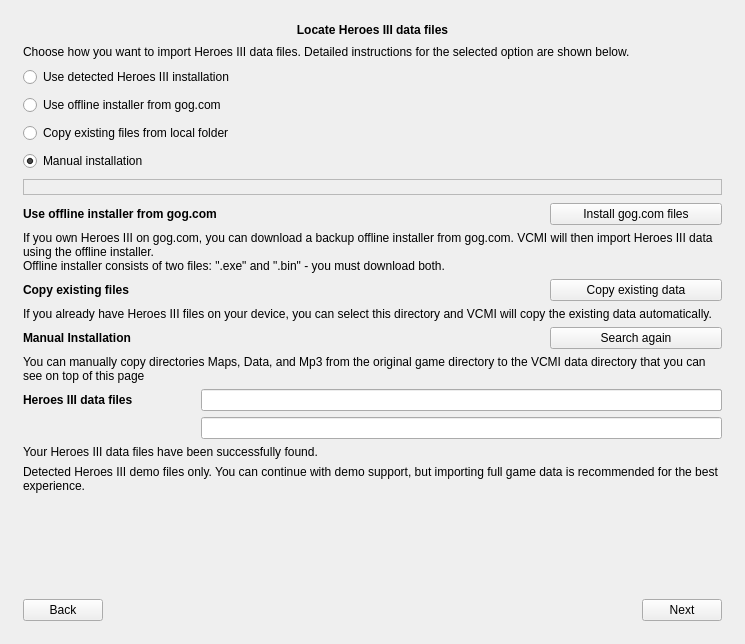
Old version of the form launcher/firstLaunch/firstlaunch_moc.ui in the repository GeorgeK1ng/vcmi.
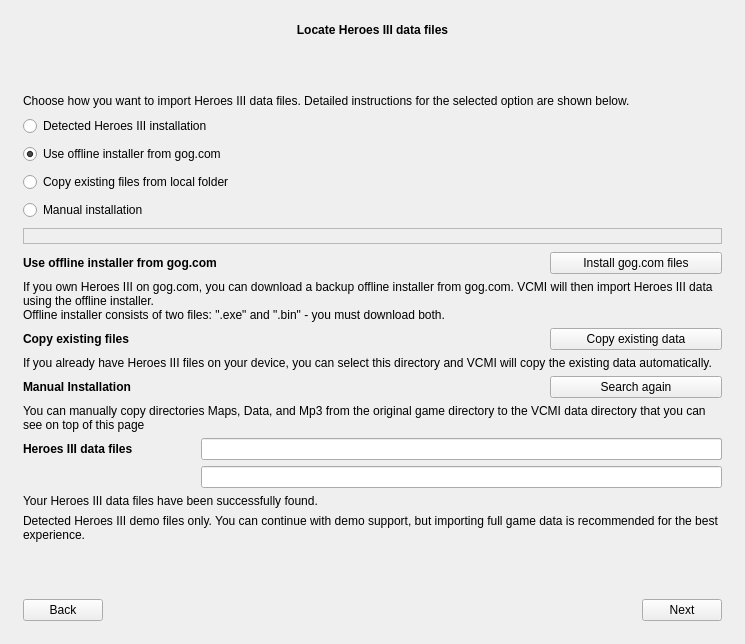
New version of the form. The open tabs and pages were chosen to show the change. Icons and pictures are not drawn.

Commit message: Adjust first-launch data UI defaults and spacing

```diff
--- a/launcher/firstLaunch/firstlaunch_moc.ui
+++ b/launcher/firstLaunch/firstlaunch_moc.ui
@@ -164,6 +164,19 @@
          </property>
         </widget>
        </item>
+       <item>
+        <spacer name="verticalSpacer">
+         <property name="orientation">
+          <enum>Qt::Orientation::Vertical</enum>
+         </property>
+         <property name="sizeHint" stdset="0">
+          <size>
+           <width>20</width>
+           <height>40</height>
+          </size>
+         </property>
+        </spacer>
+       </item>
        <item>
         <widget class="QLabel" name="labelDataIntro">
          <property name="text">
@@ -180,7 +193,7 @@
           <bool>false</bool>
          </property>
          <property name="text">
-          <string>Use detected Heroes III installation</string>
+          <string>Detected Heroes III installation</string>
          </property>
         </widget>
        </item>
@@ -189,6 +202,9 @@
          <property name="text">
           <string>Use offline installer from gog.com</string>
          </property>
+         <property name="checked">
+          <bool>true</bool>
+         </property>
         </widget>
        </item>
        <item>
@@ -201,7 +217,7 @@
        <item>
         <widget class="QRadioButton" name="radioButtonDataManual">
          <property name="checked">
-          <bool>true</bool>
+          <bool>false</bool>
          </property>
          <property name="text">
           <string>Manual installation</string>
```
